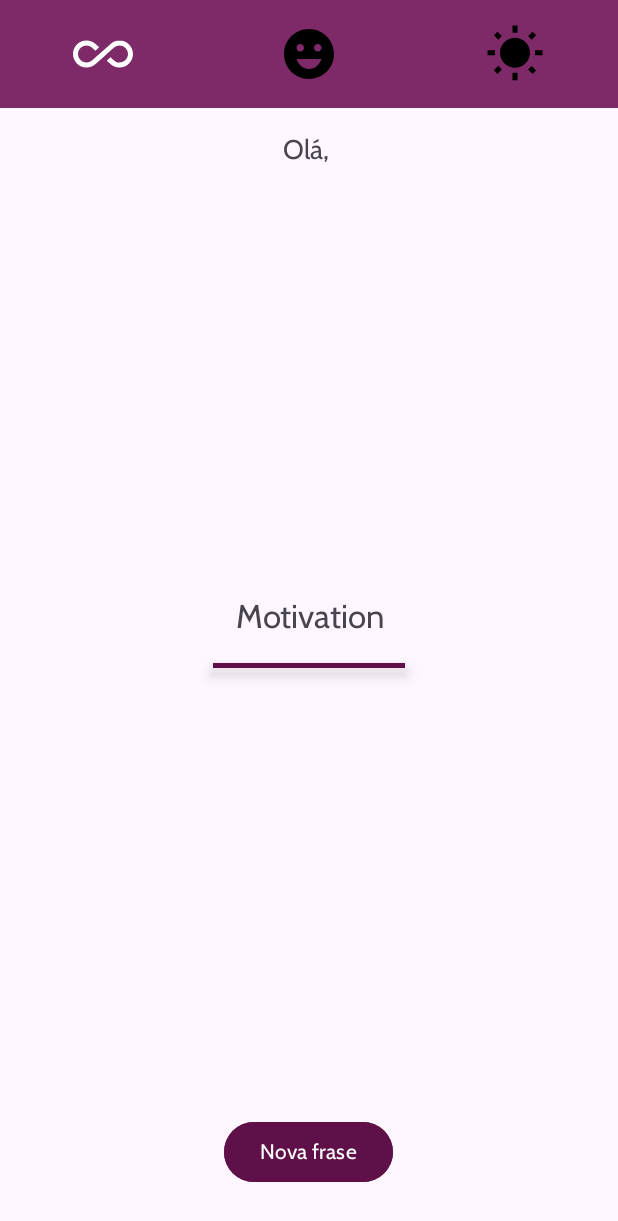
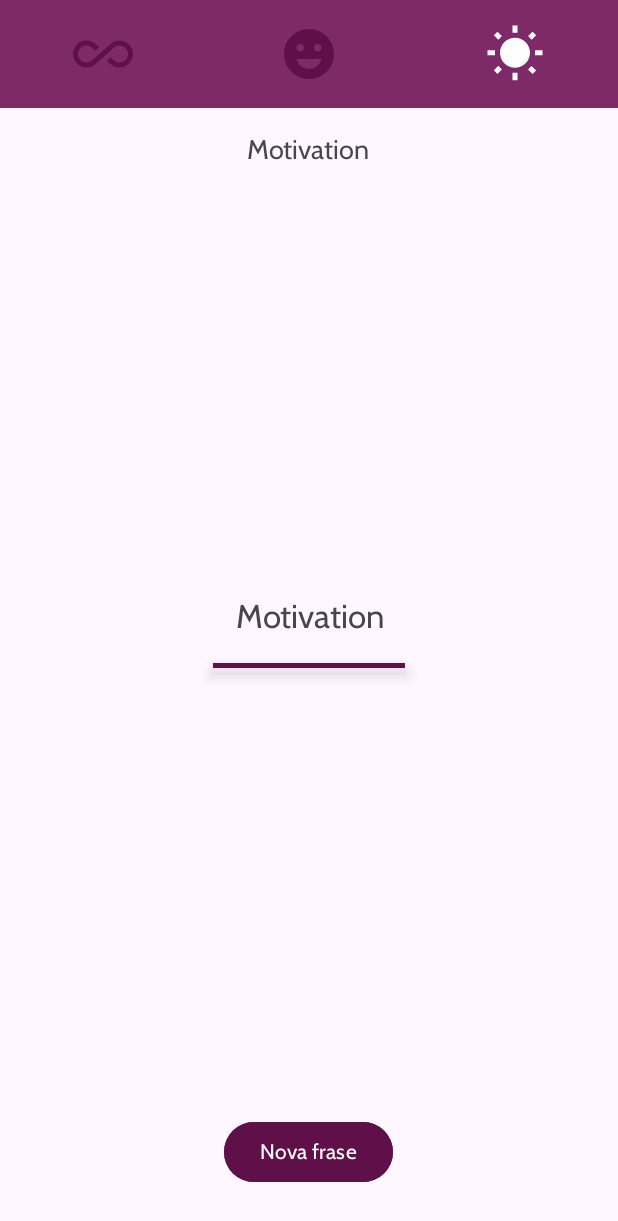
Before and after one commit to lucasdasial/simple_motivation, an Android app: the MainActivity screen opened directly, with no data from a screen before it, after a tap on "Nova frase", on a phone screen of 412 x 824 dp. Shown: the top 1221 px of the screen. Run offline under Robolectric (Android 15) with nearby library versions, the phone set to English and light mode, and no system bars; 3 statements that could not run were skipped; 3 other taps on this screen came first.

```diff
--- a/app/src/main/AndroidManifest.xml
+++ b/app/src/main/AndroidManifest.xml
@@ -13,7 +13,7 @@
         android:theme="@style/Theme.Motivation"
         tools:targetApi="31">
         <activity
-            android:name=".UserActivity"
+            android:name=".ui.UserActivity"
             android:exported="true">
             <intent-filter>
                 <action android:name="android.intent.action.MAIN" />
@@ -21,7 +21,7 @@
             </intent-filter>
         </activity>
         <activity
-            android:name=".MainActivity"
+            android:name=".ui.MainActivity"
             android:exported="false" />
 
 
--- a/app/src/main/java/com/dasial/motivation/MainActivity.kt
+++ /dev/null
@@ -1,29 +0,0 @@
-package com.dasial.motivation
-
-import androidx.appcompat.app.AppCompatActivity
-import android.os.Bundle
-import android.view.View
-import com.dasial.motivation.databinding.ActivityMainBinding
-
-class MainActivity : AppCompatActivity(), View.OnClickListener {
-
-    private lateinit var b: ActivityMainBinding
-    override fun onCreate(savedInstanceState: Bundle?) {
-        super.onCreate(savedInstanceState)
-
-        b = ActivityMainBinding.inflate(layoutInflater)
-
-        setContentView(b.root)
-
-        supportActionBar?.hide()
-
-        val name = Shared(this).getString("USER_NAME")
-        b.textHello.text = "Olá, $name"
-
-        b.btnNewPhrase.setOnClickListener(this)
-    }
-
-    override fun onClick(v: View?) {
-
-    }
-}
--- a/app/src/main/java/com/dasial/motivation/Shared.kt
+++ b/app/src/main/java/com/dasial/motivation/infra/Shared.kt
@@ -1,4 +1,4 @@
-package com.dasial.motivation
+package com.dasial.motivation.infra
 
 import android.content.Context
 import android.content.SharedPreferences
--- /dev/null
+++ b/app/src/main/java/com/dasial/motivation/ui/MainActivity.kt
@@ -0,0 +1,75 @@
+package com.dasial.motivation.ui
+
+import androidx.appcompat.app.AppCompatActivity
+import android.os.Bundle
+import android.view.View
+import androidx.core.content.ContextCompat
+import com.dasial.motivation.R
+import com.dasial.motivation.infra.Constants
+import com.dasial.motivation.infra.Shared
+import com.dasial.motivation.databinding.ActivityMainBinding
+
+class MainActivity : AppCompatActivity(), View.OnClickListener {
+
+    private lateinit var b: ActivityMainBinding
+    private var categoryId = Constants.FILTER.ALL
+
+    override fun onCreate(savedInstanceState: Bundle?) {
+        super.onCreate(savedInstanceState)
+
+
+        b = ActivityMainBinding.inflate(layoutInflater)
+
+        setContentView(b.root)
+
+        supportActionBar?.hide()
+
+        b.btnNewPhrase.setOnClickListener(this)
+        b.imgAll.setOnClickListener(this)
+        b.imgHappy.setOnClickListener(this)
+        b.imgSunny.setOnClickListener(this)
+
+        handleUser()
+        handleFilter(R.id.img_all)
+    }
+
+    override fun onClick(v: View) {
+
+        if(v.id == R.id.btn_new_phrase){
+            var s = ""
+        }else if ( v.id in listOf(R.id.img_all, R.id.img_happy, R.id.img_sunny)){
+            handleFilter(v.id)
+        }
+
+
+    }
+
+    private fun handleUser(){
+        val name = Shared(this).getString(Constants.KEY.USER_NAME)
+        b.textHello.text = "Olá, $name"
+    }
+
+    private fun handleFilter(id:Int) {
+
+        b.imgAll.setColorFilter(ContextCompat.getColor(this,R.color.dark_purple))
+        b.imgSunny.setColorFilter(ContextCompat.getColor(this,R.color.dark_purple))
+        b.imgHappy.setColorFilter(ContextCompat.getColor(this,R.color.dark_purple))
+
+        when (id) {
+            R.id.img_all -> {
+                categoryId = Constants.FILTER.ALL
+                b.imgAll.setColorFilter(ContextCompat.getColor(this,R.color.white))
+            }
+            R.id.img_sunny -> {
+                categoryId = Constants.FILTER.SUNNY
+                b.imgSunny.setColorFilter(ContextCompat.getColor(this,R.color.white))
+            }
+            R.id.img_happy -> {
+                categoryId = Constants.FILTER.HAPPY
+                b.imgHappy.setColorFilter(ContextCompat.getColor(this,R.color.white))
+
+            }
+        }
+    }
+
+}
--- a/app/src/main/res/layout/activity_main.xml
+++ b/app/src/main/res/layout/activity_main.xml
@@ -5,32 +5,33 @@
     android:layout_width="match_parent"
     android:layout_height="match_parent"
     android:orientation="vertical"
-    tools:context=".MainActivity">
+    tools:context=".ui.MainActivity">
 
 
     <LinearLayout
-        android:paddingBottom="16dp"
-        android:paddingTop="16dp"
-        android:background="@color/purple"
         android:id="@+id/header"
         android:layout_width="match_parent"
         android:layout_height="wrap_content"
-        >
+        android:background="@color/purple"
+        android:paddingTop="16dp"
+        android:paddingBottom="16dp">
 
         <ImageView
-            app:tint="@color/white"
+            android:id="@+id/img_all"
             android:layout_width="0dp"
             android:layout_height="40dp"
             android:layout_weight="1"
             android:src="@drawable/all_inclusive" />
 
         <ImageView
+            android:id="@+id/img_happy"
             android:layout_width="0dp"
             android:layout_height="40dp"
             android:layout_weight="1"
             android:src="@drawable/happy" />
 
         <ImageView
+            android:id="@+id/img_sunny"
             android:layout_width="0dp"
             android:layout_height="40dp"
             android:layout_weight="1"
@@ -39,32 +40,32 @@
 
     <TextView
         android:id="@+id/text_hello"
-        android:textSize="18sp"
         android:layout_width="wrap_content"
         android:layout_height="wrap_content"
         android:layout_below="@+id/header"
         android:layout_centerInParent="true"
         android:layout_marginTop="16dp"
         android:fontFamily="@font/cabin"
-        android:text="@string/app_name" />
+        android:text="@string/app_name"
+        android:textSize="18sp" />
 
     <TextView
         android:id="@+id/text_phrase"
         android:layout_width="match_parent"
         android:layout_height="wrap_content"
         android:layout_centerInParent="true"
+        android:fontFamily="@font/cabin"
         android:gravity="center"
         android:padding="16dp"
-        android:textSize="22sp"
-        android:fontFamily="@font/cabin"
-        android:text="@string/app_name" />
+        android:text="@string/app_name"
+        android:textSize="22sp" />
 
     <View
         android:layout_width="128dp"
         android:layout_height="3dp"
         android:layout_below="@id/text_phrase"
+        android:layout_centerInParent="true"
         android:background="@color/black"
-        android:layout_centerInParent="true"
         android:backgroundTint="@color/dark_purple"
         android:elevation="6dp"
 
--- a/app/src/main/res/layout/activity_user.xml
+++ b/app/src/main/res/layout/activity_user.xml
@@ -6,7 +6,7 @@
     android:layout_height="match_parent"
     android:background="@color/purple"
     android:padding="16dp"
-    tools:context=".UserActivity">
+    tools:context=".ui.UserActivity">
 
 
     <TextView
```
Also changed, not shown: app/src/main/java/com/dasial/motivation/ui/UserActivity.kt (renamed from app/src/main/java/com/dasial/motivation/UserActivity.kt, +24 -8 lines).
